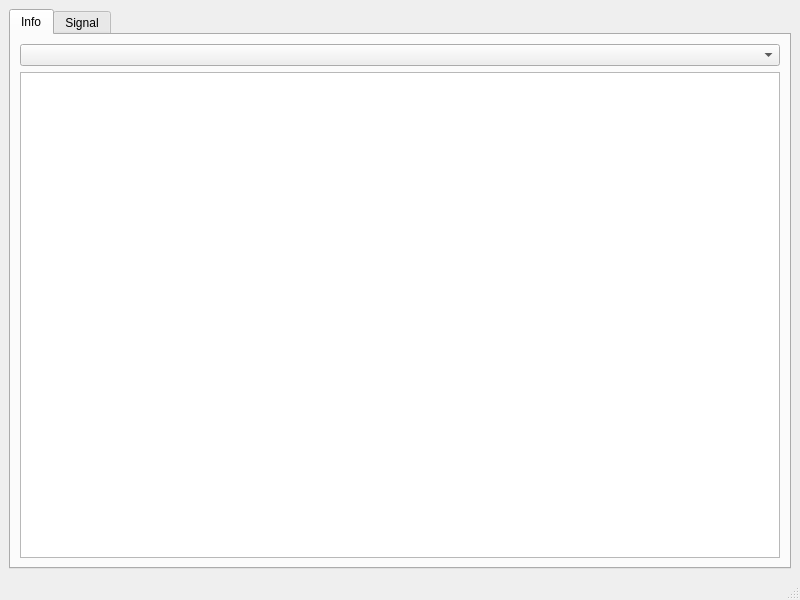
This is app/src/cmainwindow.ui in VioletGiraffe/AudioWaveformToneGenerator as Qt 5 draws it before an edit. The edited form follows.
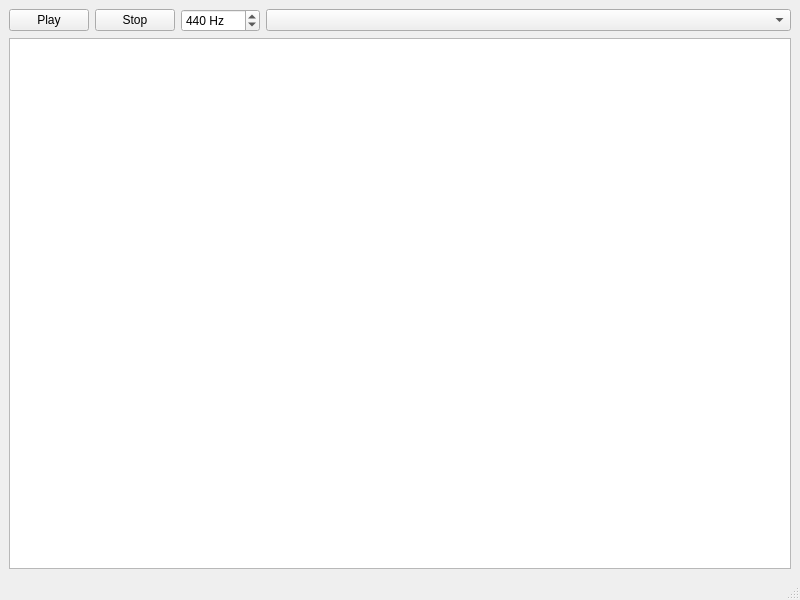
This is the edited form.

Diff of the .ui file:
```diff
--- a/app/src/cmainwindow.ui
+++ b/app/src/cmainwindow.ui
@@ -16,21 +16,45 @@
   <widget class="QWidget" name="centralwidget">
    <layout class="QVBoxLayout" name="verticalLayout">
     <item>
-     <widget class="QTabWidget" name="tabWidget">
-      <property name="tabPosition">
-       <enum>QTabWidget::North</enum>
-      </property>
-      <property name="currentIndex">
-       <number>0</number>
-      </property>
-      <widget class="QWidget" name="info">
-       <attribute name="title">
-        <string>Info</string>
-       </attribute>
-       <layout class="QVBoxLayout" name="verticalLayout_2">
+     <layout class="QHBoxLayout" name="horizontalLayout" stretch="0,0,0,1">
+      <item>
+       <widget class="QPushButton" name="btnPlay">
+        <property name="text">
+         <string>Play</string>
+        </property>
+       </widget>
+      </item>
+      <item>
+       <widget class="QPushButton" name="btnStopAudio">
+        <property name="text">
+         <string>Stop</string>
+        </property>
+       </widget>
+      </item>
+      <item>
+       <widget class="QSpinBox" name="sbToneFrequency">
+        <property name="suffix">
+         <string> Hz</string>
+        </property>
+        <property name="prefix">
+         <string/>
+        </property>
+        <property name="minimum">
+         <number>10</number>
+        </property>
+        <property name="maximum">
+         <number>20000</number>
+        </property>
+        <property name="value">
+         <number>440</number>
+        </property>
+       </widget>
+      </item>
         <item>
          <widget class="QComboBox" name="cbSources"/>
         </item>
+     </layout>
+    </item>
         <item>
          <widget class="QPlainTextEdit" name="infoText">
           <property name="readOnly">
@@ -40,15 +64,6 @@
         </item>
        </layout>
       </widget>
-      <widget class="QWidget" name="signal">
-       <attribute name="title">
-        <string>Signal</string>
-       </attribute>
-      </widget>
-     </widget>
-    </item>
-   </layout>
-  </widget>
   <widget class="QMenuBar" name="menubar">
    <property name="geometry">
     <rect>
```
Left out of the diff: 2 changed lines with no effect on the pictures. Lines whose indentation alone changed are shown as unchanged.
